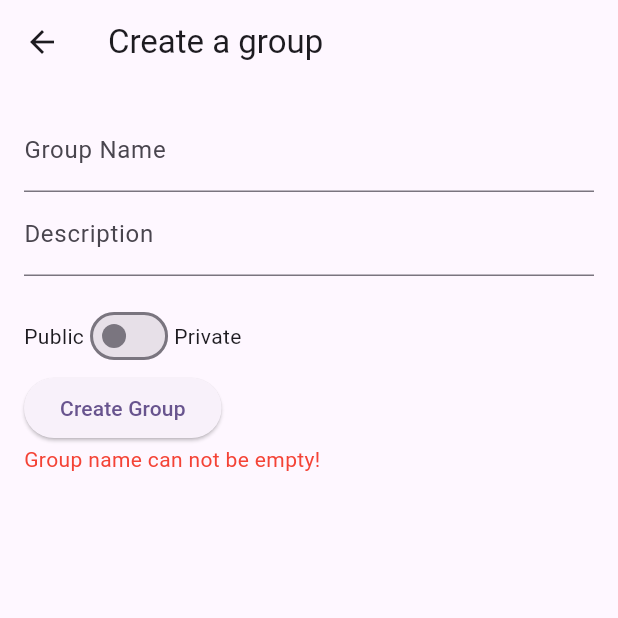
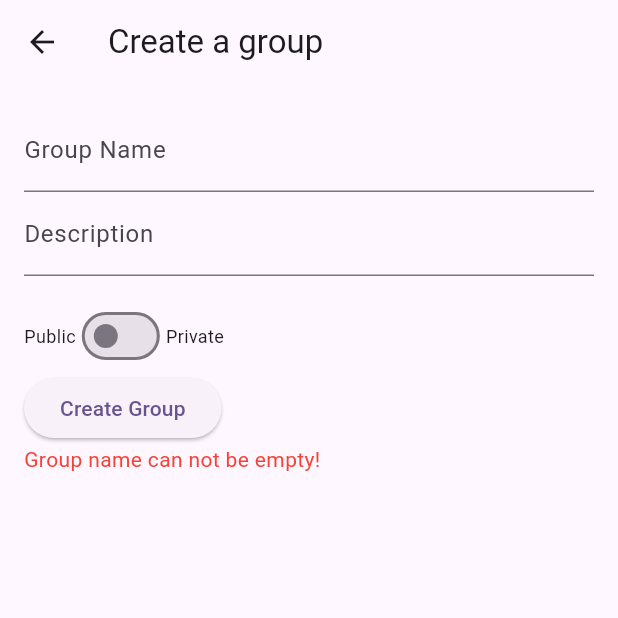
Before and after one commit to Edwinexd/dsv-pvt, a Flutter app: the GroupCreation screen opened directly, after a tap on "Create Group", on a phone screen of 412 x 824 dp, the top half of it. Run offline on Flutter 3.47's test engine with Material 3 defaults, Android fonts, the phone set to English and light mode, and no system bars; network calls fail.

Commit message:
Couple of changes about the style.

```diff
--- a/flutter_application/lib/views/group_creation_page.dart
+++ b/flutter_application/lib/views/group_creation_page.dart
@@ -42,14 +42,21 @@ class GroupCreationState extends State<GroupCreation> {
             const SizedBox(height: 16.0,),
             Row(
               children: <Widget>[
-                const Text('Public'),
+                const Text(
+                  'Public',
+                  style: TextStyle(fontSize: 12.0),
+                  ),
                 Switch(value: _isPublic, onChanged: (value) {
                   setState(() {
                     _isPublic = value;
                   });
                 },
                 ),
-                const Text('Private'),
+                const Text(
+                  'Private',
+                  style: TextStyle(fontSize: 12.0),
+                  ),
+
               ],
             ),
 
@@ -76,7 +83,6 @@ class GroupCreationState extends State<GroupCreation> {
 
   void createGroup() {
     String name = _nameController.text;
-    String description = _descriptionController.text;
 
     if (name.isEmpty) {
       setState(() {
```
